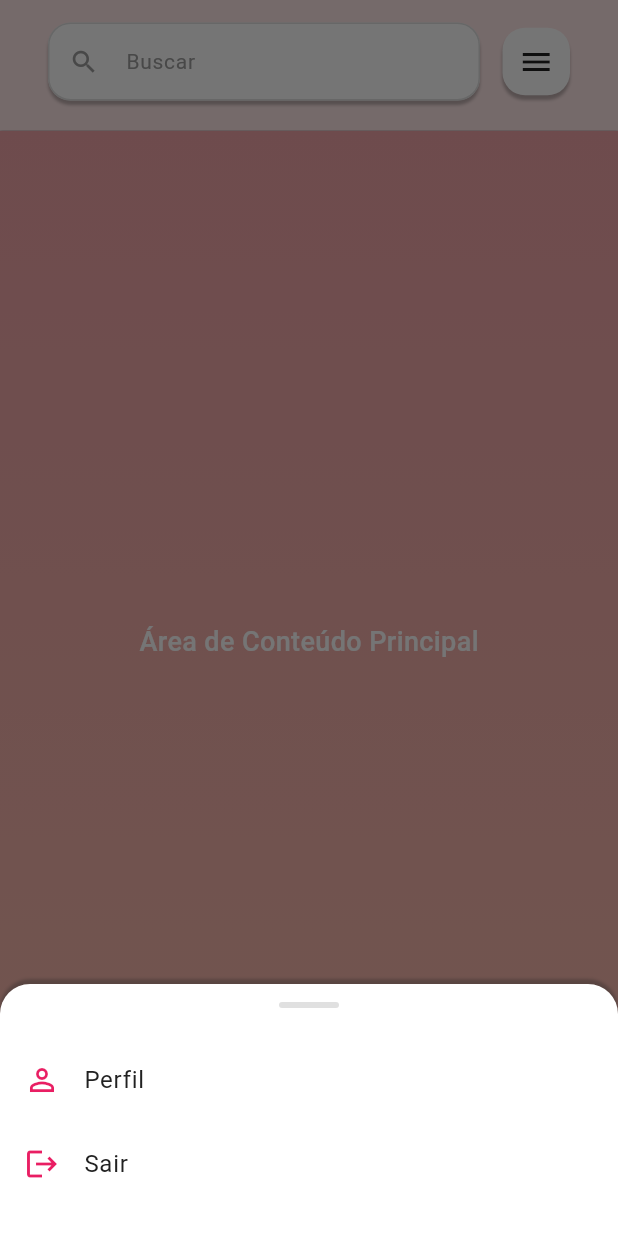
After one commit to nixlovemi/flutter-app-richelle, a Flutter app: the HomePage screen opened directly, after a tap on the "menu" icon, on a phone screen of 412 x 824 dp. The commit adds this screen. Run offline on Flutter 3.47's test engine with Material 3 defaults, Android fonts, the phone set to English and light mode, and no system bars.

Commit message:
feat: home page

```diff
--- a/app_moda_richelle/lib/login_page.dart
+++ b/app_moda_richelle/lib/login_page.dart
@@ -2,6 +2,7 @@ import 'package:flutter/material.dart';
 import 'theme/app_theme.dart';
 import 'utils/alert_dialog_utils.dart';
 import 'translations/app_translations.dart';
+import 'pages/home_page.dart';
 // import 'widgets/language_picker.dart';
 
 class LoginPage extends StatefulWidget {
@@ -26,10 +27,10 @@ class _LoginPageState extends State<LoginPage> {
 
   void _handleLogin() {
     if (_formKey.currentState!.validate()) {
-      AlertDialogUtils.showSimpleAlert(
-        context: context,
-        title: AppTranslations.get('loginAction'),
-        message: '${AppTranslations.get('loginAttempted')}${_emailController.text}',
+      // Navigate to home page
+      Navigator.pushReplacement(
+        context,
+        MaterialPageRoute(builder: (context) => const HomePage()),
       );
     }
   }
--- /dev/null
+++ b/app_moda_richelle/lib/pages/home_page.dart
@@ -0,0 +1,261 @@
+import 'package:flutter/material.dart';
+import '../theme/app_theme.dart';
+import '../translations/app_translations.dart';
+import '../login_page.dart';
+
+class HomePage extends StatefulWidget {
+  const HomePage({super.key});
+
+  @override
+  State<HomePage> createState() => _HomePageState();
+}
+
+class _HomePageState extends State<HomePage> {
+  int _selectedIndex = 0;
+
+  void _onItemTapped(int index) {
+    setState(() {
+      _selectedIndex = index;
+    });
+  }
+
+  void _showMenu() {
+    showModalBottomSheet(
+      context: context,
+      backgroundColor: Colors.transparent,
+      builder: (BuildContext context) {
+        return Container(
+          decoration: BoxDecoration(
+            color: AppTheme.white,
+            borderRadius: const BorderRadius.only(
+              topLeft: Radius.circular(20),
+              topRight: Radius.circular(20),
+            ),
+            boxShadow: [
+              BoxShadow(
+                color: AppTheme.black.withValues(alpha: 0.3),
+                blurRadius: 1,
+                offset: const Offset(0, -3),
+              ),
+            ],
+          ),
+          child: Column(
+            mainAxisSize: MainAxisSize.min,
+            children: [
+              // Handle bar
+              Container(
+                margin: const EdgeInsets.only(top: 12),
+                width: 40,
+                height: 4,
+                decoration: BoxDecoration(
+                  color: AppTheme.lightGrey,
+                  borderRadius: BorderRadius.circular(2),
+                ),
+              ),
+              const SizedBox(height: 20),
+
+              // Profile option
+              ListTile(
+                leading: Icon(
+                  Icons.person_outline,
+                  color: AppTheme.primaryPink,
+                  size: 24,
+                ),
+                title: Text(
+                  AppTranslations.get('profile'),
+                  style: AppTheme.bodyLarge,
+                ),
+                onTap: () {
+                  Navigator.pop(context);
+                  // TODO: Navigate to profile page
+                },
+              ),
+
+              // Logout option
+              ListTile(
+                leading: Icon(
+                  Icons.logout,
+                  color: AppTheme.primaryPink,
+                  size: 24,
+                ),
+                title: Text(
+                  AppTranslations.get('logout'),
+                  style: AppTheme.bodyLarge,
+                ),
+                onTap: () {
+                  Navigator.pop(context);
+                  Navigator.pushReplacement(
+                    context,
+                    MaterialPageRoute(builder: (context) => const LoginPage()),
+                  );
+                },
+              ),
+
+              const SizedBox(height: 20),
+            ],
+          ),
+        );
+      },
+    );
+  }
+
+  @override
+  Widget build(BuildContext context) {
+    return Scaffold(
+      backgroundColor: AppTheme.lightPink,
+      body: Column(
+        children: [
+          // Header with search and menu
+          Container(
+            width: double.infinity,
+            decoration: BoxDecoration(
+              color: AppTheme.lightRose,
+              boxShadow: [
+                BoxShadow(
+                  color: AppTheme.black.withValues(alpha: 0.3),
+                  blurRadius: 1,
+                  offset: const Offset(0, 3),
+                ),
+              ],
+            ),
+            child: SafeArea(
+              bottom: false,
+              child: Padding(
+                padding: const EdgeInsets.fromLTRB(
+                  AppTheme.sidePadding,
+                  15,
+                  AppTheme.sidePadding,
+                  20
+                ),
+                child: Row(
+                  children: [
+                    // Search bar
+                    Expanded(
+                      child: Container(
+                        decoration: AppTheme.inputShadowDecoration,
+                        child: TextField(
+                          decoration: AppTheme.inputDecoration(
+                            hintText: AppTranslations.get('search'),
+                            prefixIcon: Icon(
+                              Icons.search,
+                              color: AppTheme.mediumGrey,
+                              size: 20,
+                            ),
+                          ),
+                          style: AppTheme.bodyMedium,
+                        ),
+                      ),
+                    ),
+                    const SizedBox(width: 15),
+                    // Menu button
+                    Container(
+                      width: 45,
+                      height: 45,
+                      decoration: AppTheme.socialButtonDecoration,
+                      child: IconButton(
+                        onPressed: _showMenu,
+                        icon: Icon(
+                          Icons.menu,
+                          color: AppTheme.black,
+                          size: 24,
+                        ),
+                      ),
+                    ),
+                  ],
+                ),
+              ),
+            ),
+          ),
+
+          // Main content area (blank for now)
+          Expanded(
+            child: Stack(
+              children: [
+                // Main background
+                Container(
+                  width: double.infinity,
+                  decoration: AppTheme.loginBodyGradientDecoration,
+                  child: Center(
+                    child: Text(
+                      AppTranslations.get('homeContent'),
+                      style: const TextStyle(
+                        color: Colors.white,
+                        fontSize: 18,
+                        fontWeight: FontWeight.w500,
+                      ),
+                    ),
+                  ),
+                ),
+
+                // Decorative bubble at bottom right (60% visible)
+                Positioned(
+                  bottom: -60,
+                  right: -60,
+                  child: Container(
+                    width: 150,
+                    height: 150,
+                    decoration: BoxDecoration(
+                      color: AppTheme.white.withValues(alpha: 0.1),
+                      shape: BoxShape.circle,
+                      border: Border.all(
+                        color: AppTheme.white.withValues(alpha: 0.2),
+                        width: 2,
+                      ),
+                    ),
+                  ),
+                ),
+              ],
+            ),
+          ),
+        ],
+      ),
+
+      // Bottom Navigation Bar
+      bottomNavigationBar: Container(
+        decoration: BoxDecoration(
+          color: AppTheme.white,
+          boxShadow: [
+            BoxShadow(
+              color: AppTheme.black.withValues(alpha: 0.3),
+              blurRadius: 1,
+              offset: const Offset(0, -3),
+            ),
+          ],
+        ),
+        child: BottomNavigationBar(
+          currentIndex: _selectedIndex,
+          onTap: _onItemTapped,
+          type: BottomNavigationBarType.fixed,
+          backgroundColor: Colors.transparent,
+          elevation: 0,
+          selectedItemColor: AppTheme.primaryPink,
+          unselectedItemColor: AppTheme.mediumGrey,
+          selectedFontSize: 12,
+          unselectedFontSize: 10,
+          items: [
+            BottomNavigationBarItem(
+              icon: const Icon(Icons.home_outlined),
+              activeIcon: const Icon(Icons.home),
+              label: AppTranslations.get('home'),
+            ),
+            BottomNavigationBarItem(
+              icon: const Icon(Icons.shopping_cart_outlined),
+              activeIcon: const Icon(Icons.shopping_cart),
+              label: AppTranslations.get('cart'),
+            ),
+            BottomNavigationBarItem(
+              icon: const Icon(Icons.favorite_border),
+              activeIcon: const Icon(Icons.favorite),
+              label: AppTranslations.get('favorites'),
+            ),
+            BottomNavigationBarItem(
+              icon: const Icon(Icons.person_outline),
+              activeIcon: const Icon(Icons.person),
+              label: AppTranslations.get('profile'),
+            ),
+          ],
+        ),
+      ),
+    );
+  }
+}
--- a/app_moda_richelle/lib/translations/app_translations.dart
+++ b/app_moda_richelle/lib/translations/app_translations.dart
@@ -70,6 +70,15 @@ class AppTranslations {
     'loading': 'Carregando...',
     'retry': 'Tentar novamente',
     'close': 'Fechar',
+
+    // Home Page
+    'search': 'Buscar',
+    'home': 'Home',
+    'cart': 'Carrinho',
+    'favorites': 'Favoritos',
+    'profile': 'Perfil',
+    'homeContent': 'Área de Conteúdo Principal',
+    'logout': 'Sair',
   };
 
   // English translations
@@ -121,6 +130,15 @@ class AppTranslations {
     'loading': 'Loading...',
     'retry': 'Retry',
     'close': 'Close',
+
+    // Home Page
+    'search': 'Search',
+    'home': 'Home',
+    'cart': 'Cart',
+    'favorites': 'Favorites',
+    'profile': 'Profile',
+    'homeContent': 'Home Content Area',
+    'logout': 'Logout',
   };
 
   // Helper methods for commonly used strings
```
